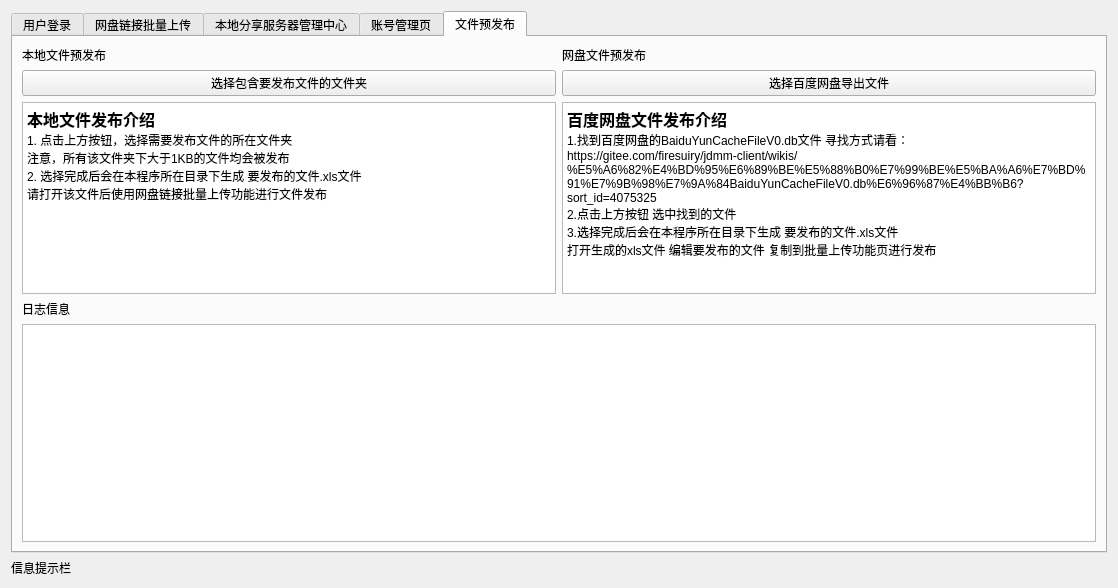
The window that client.ui (Firesuiry/jdmm-client) describes before a commit, drawn with Qt 5.
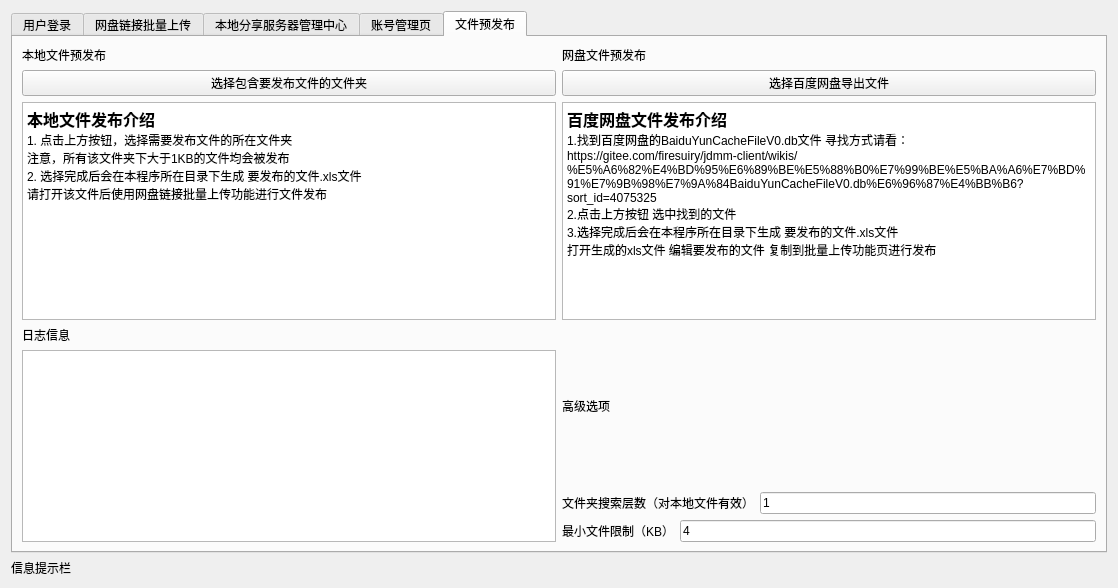
The same window after the commit. The open tabs and pages were chosen to show the change.

Commit message: UI更新 预发布高级功能

Diff of the .ui file:
```diff
--- a/client.ui
+++ b/client.ui
@@ -13,8 +13,8 @@
   <property name="windowTitle">
    <string>简单麦麦客户端-www.jiandanmaimai.cn</string>
   </property>
-  <layout class="QGridLayout" name="gridLayout_7">
-   <item row="1" column="0">
+  <layout class="QVBoxLayout" name="verticalLayout_6">
+   <item>
     <widget class="QTabWidget" name="mainTab">
      <property name="currentIndex">
       <number>0</number>
@@ -657,7 +657,7 @@
          </item>
         </layout>
        </item>
-       <item row="1" column="0" colspan="2">
+       <item row="1" column="0" rowspan="3">
         <layout class="QVBoxLayout" name="verticalLayout_3">
          <item>
           <widget class="QLabel" name="label_34">
@@ -671,11 +671,54 @@
          </item>
         </layout>
        </item>
-      </layout>
-     </widget>
-    </widget>
-   </item>
-   <item row="2" column="0">
+       <item row="1" column="1">
+        <widget class="QLabel" name="label_13">
+         <property name="text">
+          <string>高级选项</string>
+         </property>
+        </widget>
+       </item>
+       <item row="2" column="1">
+        <layout class="QHBoxLayout" name="horizontalLayout_13">
+         <item>
+          <widget class="QLabel" name="label_7">
+           <property name="text">
+            <string>文件夹搜索层数（对本地文件有效）</string>
+           </property>
+          </widget>
+         </item>
+         <item>
+          <widget class="QLineEdit" name="dir_search_depth_edit">
+           <property name="text">
+            <string>1</string>
+           </property>
+          </widget>
+         </item>
+        </layout>
+       </item>
+       <item row="3" column="1">
+        <layout class="QHBoxLayout" name="horizontalLayout_14">
+         <item>
+          <widget class="QLabel" name="label_11">
+           <property name="text">
+            <string>最小文件限制（KB）</string>
+           </property>
+          </widget>
+         </item>
+         <item>
+          <widget class="QLineEdit" name="min_file_limit_edit">
+           <property name="text">
+            <string>4</string>
+           </property>
+          </widget>
+         </item>
+        </layout>
+       </item>
+      </layout>
+     </widget>
+    </widget>
+   </item>
+   <item>
     <widget class="QLabel" name="message_label">
      <property name="text">
       <string>信息提示栏</string>
```
Left out of the diff: 26 changed lines with no effect on the pictures. Lines whose indentation alone changed are shown as unchanged.
